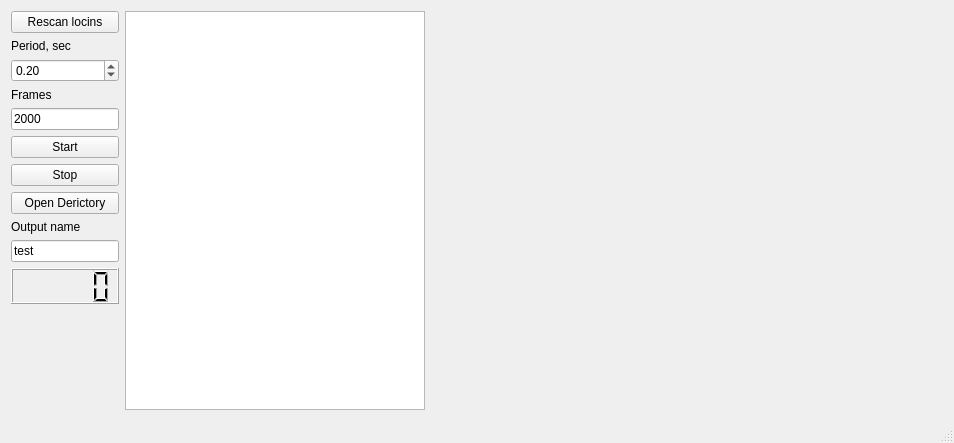
First picture: the form in mainwindow.ui, repository Nikita-Presnov/Qlockin, before the edit.
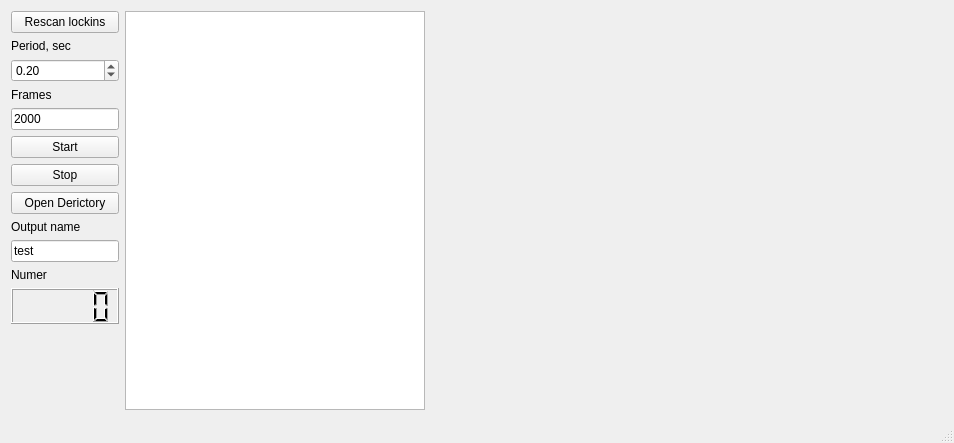
Second picture: the form after the edit. Custom widgets are drawn as their Qt base class.

The edit to the form file:
```diff
--- a/mainwindow.ui
+++ b/mainwindow.ui
@@ -93,7 +93,7 @@
       <item>
        <widget class="QPushButton" name="rescan_button">
         <property name="text">
-         <string>Rescan locins</string>
+         <string>Rescan lockins</string>
         </property>
        </widget>
       </item>
@@ -205,6 +205,13 @@
         </property>
        </widget>
       </item>
+      <item>
+       <widget class="QLabel" name="label_3">
+        <property name="text">
+         <string>Numer</string>
+        </property>
+       </widget>
+      </item>
       <item>
        <widget class="QLCDNumber" name="progresslcdNumber">
         <property name="sizePolicy">
```
Left out of the diff: 2 changed lines with no effect on the pictures.
